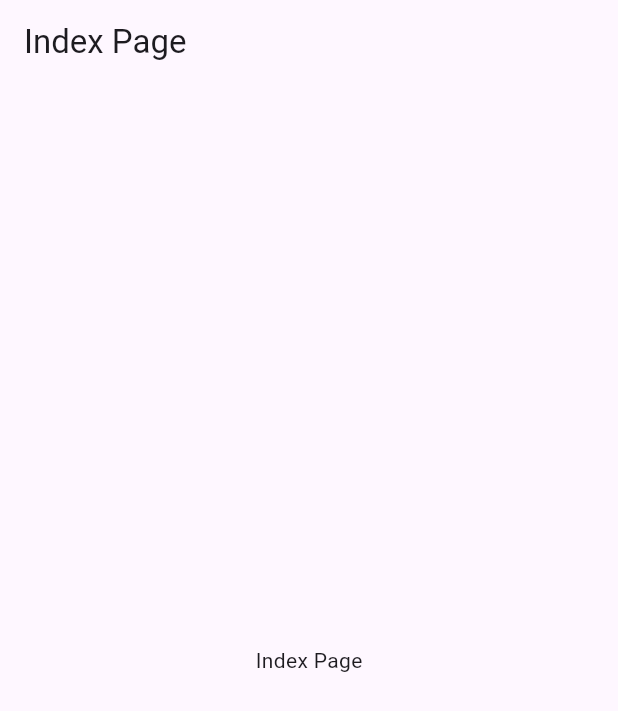
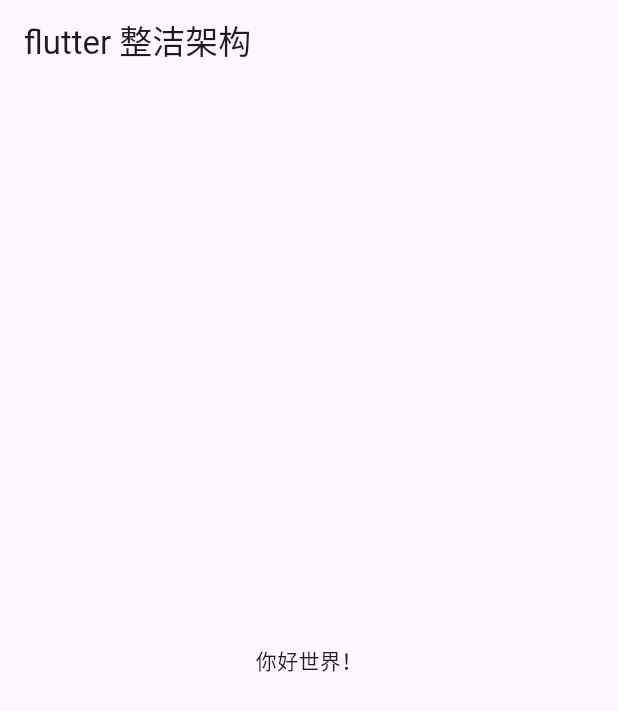
Before and after one commit to bkcode/flutter_clean_arch, a Flutter app: the screen it shows after launch, on a phone screen of 412 x 824 dp. Shown: the top 711 px of the screen. Run offline on Flutter 3.47's test engine with Material 3 defaults, Android fonts, the phone set to English and light mode, and no system bars; our stand-ins replace flutter_screenutil; missing offline and left inert: jh_debug; generated files the repository leaves out were written again.

Commit message:
feat: add localization support

```diff
--- /dev/null
+++ b/lib/l10n/app_zh.arb
@@ -0,0 +1,7 @@
+{
+  "title": "flutter 整洁架构",
+  "helloWorld": "你好世界！",
+  "darkMode": "黑暗模式",
+  "lightMode": "光明模式",
+  "autoMode": "跟随系统"
+}
--- a/lib/main.dart
+++ b/lib/main.dart
@@ -1,6 +1,15 @@
 import 'package:flutter/material.dart';
+import 'package:flutter_localizations/flutter_localizations.dart';
+import 'package:flutter_screenutil/flutter_screenutil.dart';
+import 'package:jh_debug/jh_debug.dart';
+import 'package:flutter_gen/gen_l10n/app_localizations.dart';
 
 void main() {
+  jhDebugMain(
+      appChild: const MyApp(),
+      debugMode: DebugMode.inConsole,
+      errorCallback: (details) {});
+
   runApp(const MyApp());
 }
 
@@ -10,14 +19,22 @@ class MyApp extends StatelessWidget {
   // This widget is the root of your application.
   @override
   Widget build(BuildContext context) {
-    return MaterialApp(
-      title: 'Flutter Demo',
-      theme: ThemeData(
-        colorScheme: ColorScheme.fromSeed(seedColor: Colors.deepPurple),
-        useMaterial3: true,
+    WidgetsFlutterBinding.ensureInitialized();
+
+    return ScreenUtilInit(
+      designSize: const Size(750, 1334),
+      child: MaterialApp(
+        onGenerateTitle: (context) => AppLocalizations.of(context).title,
+        locale: const Locale('zh', 'CH'),
+        localizationsDelegates: AppLocalizations.localizationsDelegates,
+        supportedLocales: AppLocalizations.supportedLocales,
+        theme: ThemeData(
+          colorScheme: ColorScheme.fromSeed(seedColor: Colors.deepPurple),
+          useMaterial3: true,
+        ),
+        home: const Home(),
+        debugShowCheckedModeBanner: false,
       ),
-      home: const Home(),
-      debugShowCheckedModeBanner: false,
     );
   }
 }
@@ -29,10 +46,10 @@ class Home extends StatelessWidget {
   Widget build(BuildContext context) {
     return Scaffold(
       appBar: AppBar(
-        title: const Text("Index Page"),
+        title: Text(AppLocalizations.of(context).title),
       ),
-      body: const Center(
-        child: Text("Index Page"),
+      body: Center(
+        child: Text(AppLocalizations.of(context).helloWorld),
       ),
     );
   }
--- a/pubspec.yaml
+++ b/pubspec.yaml
@@ -44,6 +44,7 @@ dependencies:
   dio: ^5.7.0 # 网络请求
   flutter_screenutil: ^5.9.3 # 屏幕适配
   jh_debug: ^2.0.1 # 日志打印
+  intl: any
 
 
 dev_dependencies:
@@ -66,6 +67,8 @@ dev_dependencies:
 
 # The following section is specific to Flutter packages.
 flutter:
+
+  generate: true
 
   # The following line ensures that the Material Icons font is
   # included with your application, so that you can use the icons in
```
Also changed, not shown: l10n.yaml (added, +12 -0 lines), lib/l10n/app_en.arb (added, +7 -0 lines), pubspec.lock.
